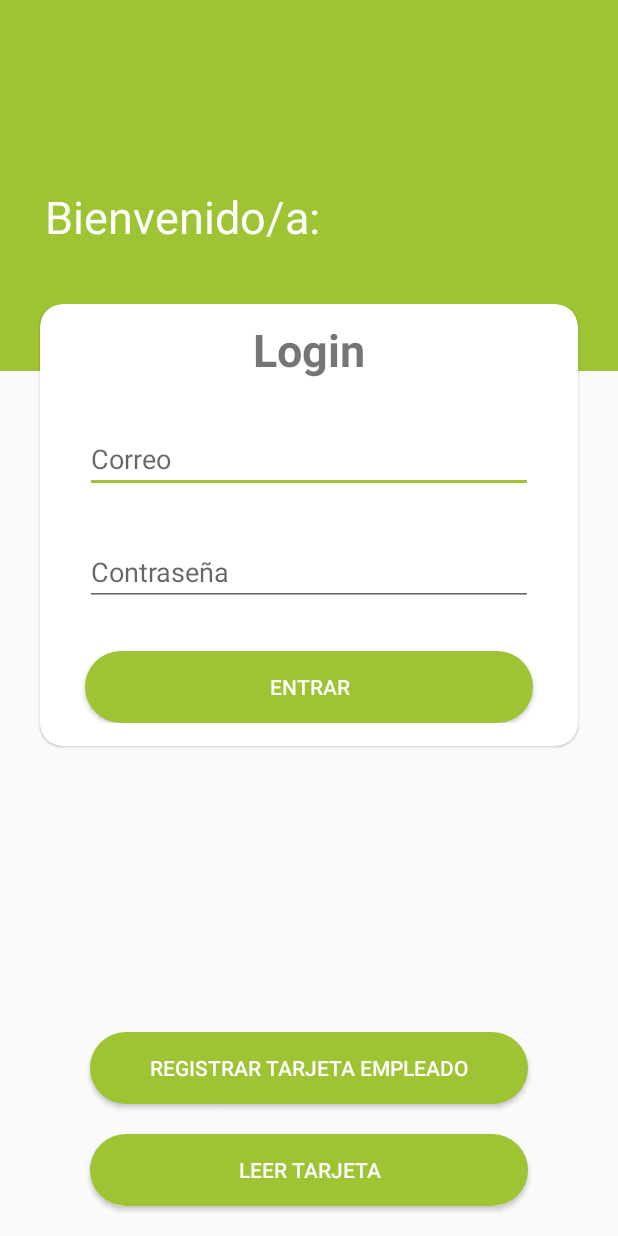
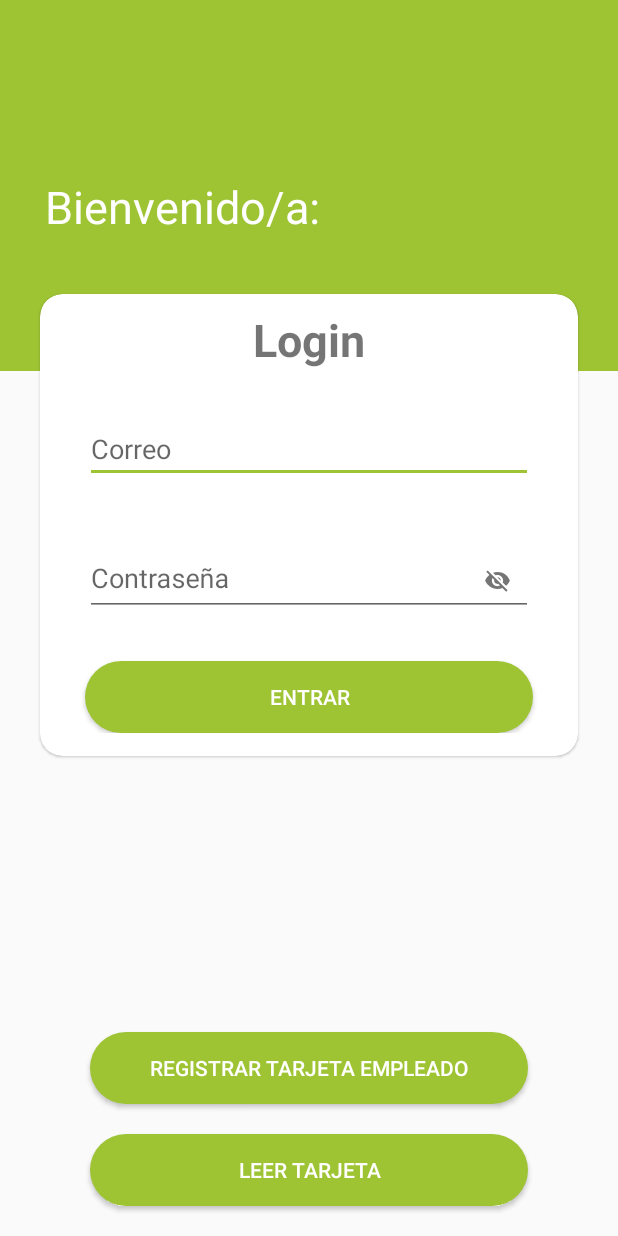
Before and after one commit to jjlii/MDM, an Android app: the screen it shows after launch (MainActivity), on a phone screen of 412 x 824 dp. Run offline under Robolectric (Android 15) with nearby library versions, the phone set to English and light mode, and no system bars; our stand-ins replace Firebase (no records; nobody signed in at launch, a user with empty details on screens opened directly); 5 statements that could not run were skipped.

Commit message:
Subido cambio de dell

```diff
--- a/app/src/main/java/com/example/mdm_everis/home/mis_reservas/ReservasFragment.kt
+++ b/app/src/main/java/com/example/mdm_everis/home/mis_reservas/ReservasFragment.kt
@@ -9,9 +9,10 @@ import androidx.core.os.bundleOf
 
 import com.example.mdm_everis.R
 import com.example.mdm_everis.base.BaseFragment
+import kotlinx.android.synthetic.main.reservas_fragment.*
 
 class ReservasFragment : BaseFragment<ReservasViewModel>() {
-    override fun getLayout() = R.layout.home_fragment
+    override fun getLayout() = R.layout.reservas_fragment
     override fun getViewModel() = ReservasViewModel::class
 
     companion object {
@@ -25,7 +26,7 @@ class ReservasFragment : BaseFragment<ReservasViewModel>() {
         inflater: LayoutInflater, container: ViewGroup?,
         savedInstanceState: Bundle?
     ): View? {
-        return inflater.inflate(R.layout.home_fragment, container, false)
+        return inflater.inflate(R.layout.reservas_fragment, container, false)
     }
 
     override fun onCreate(savedInstanceState: Bundle?) {
@@ -35,6 +36,7 @@ class ReservasFragment : BaseFragment<ReservasViewModel>() {
     override fun onViewCreated(view: View, savedInstanceState: Bundle?) {
         super.onViewCreated(view, savedInstanceState)
         showNavbar(true)
+        rv_reservas.adapter = ReservasAdapter()
     }
 
 }
--- a/app/src/main/res/drawable/ic_phone_android_black_24dp.xml
+++ b/app/src/main/res/drawable/ic_phone_android_black_24dp.xml
@@ -1,4 +1,4 @@
-<vector android:height="135dp" android:viewportHeight="24.0"
+<vector android:height="160dp" android:viewportHeight="24.0"
     android:viewportWidth="24.0" android:width="135dp" xmlns:android="http://schemas.android.com/apk/res/android">
     <path android:fillColor="#FF000000" android:pathData="M16,1L8,1C6.34,1 5,2.34 5,4v16c0,1.66 1.34,3 3,3h8c1.66,0 3,-1.34 3,-3L19,4c0,-1.66 -1.34,-3 -3,-3zM14,21h-4v-1h4v1zM17.25,18L6.75,18L6.75,4h10.5v14z"/>
 </vector>
--- /dev/null
+++ b/app/src/main/res/drawable/ic_visibility_off_24dp.xml
@@ -0,0 +1,5 @@
+<vector android:height="18dp" android:tint="#606060"
+    android:viewportHeight="24.0" android:viewportWidth="24.0"
+    android:width="18dp" xmlns:android="http://schemas.android.com/apk/res/android">
+    <path android:fillColor="#FF000000" android:pathData="M12,7c2.76,0 5,2.24 5,5 0,0.65 -0.13,1.26 -0.36,1.83l2.92,2.92c1.51,-1.26 2.7,-2.89 3.43,-4.75 -1.73,-4.39 -6,-7.5 -11,-7.5 -1.4,0 -2.74,0.25 -3.98,0.7l2.16,2.16C10.74,7.13 11.35,7 12,7zM2,4.27l2.28,2.28 0.46,0.46C3.08,8.3 1.78,10.02 1,12c1.73,4.39 6,7.5 11,7.5 1.55,0 3.03,-0.3 4.38,-0.84l0.42,0.42L19.73,22 21,20.73 3.27,3 2,4.27zM7.53,9.8l1.55,1.55c-0.05,0.21 -0.08,0.43 -0.08,0.65 0,1.66 1.34,3 3,3 0.22,0 0.44,-0.03 0.65,-0.08l1.55,1.55c-0.67,0.33 -1.41,0.53 -2.2,0.53 -2.76,0 -5,-2.24 -5,-5 0,-0.79 0.2,-1.53 0.53,-2.2zM11.84,9.02l3.15,3.15 0.02,-0.16c0,-1.66 -1.34,-3 -3,-3l-0.17,0.01z"/>
+</vector>
--- /dev/null
+++ b/app/src/main/res/drawable/ic_visibility_on_24dp.xml
@@ -0,0 +1,5 @@
+<vector android:height="18dp" android:tint="#606060"
+    android:viewportHeight="24.0" android:viewportWidth="24.0"
+    android:width="18dp" xmlns:android="http://schemas.android.com/apk/res/android">
+    <path android:fillColor="#FF000000" android:pathData="M12,4.5C7,4.5 2.73,7.61 1,12c1.73,4.39 6,7.5 11,7.5s9.27,-3.11 11,-7.5c-1.73,-4.39 -6,-7.5 -11,-7.5zM12,17c-2.76,0 -5,-2.24 -5,-5s2.24,-5 5,-5 5,2.24 5,5 -2.24,5 -5,5zM12,9c-1.66,0 -3,1.34 -3,3s1.34,3 3,3 3,-1.34 3,-3 -1.34,-3 -3,-3z"/>
+</vector>
--- /dev/null
+++ b/app/src/main/res/drawable/icon_selector.xml
@@ -0,0 +1,6 @@
+<?xml version="1.0" encoding="utf-8"?>
+<selector xmlns:android="http://schemas.android.com/apk/res/android">
+    <item android:drawable="@drawable/ic_visibility_on_24dp"
+        android:state_checked="true"/>
+    <item android:drawable="@drawable/ic_visibility_off_24dp"/>
+</selector>
--- a/app/src/main/res/layout/dispositivos_fragment.xml
+++ b/app/src/main/res/layout/dispositivos_fragment.xml
@@ -10,7 +10,7 @@
         android:layout_width="match_parent"
         android:layout_height="match_parent"
         android:scrollbars="vertical"
-        tools:listitem="@layout/dispositimos_items"
+        tools:listitem="@layout/reservados_items"
         />
 
 </LinearLayout>
--- a/app/src/main/res/layout/login_card_view.xml
+++ b/app/src/main/res/layout/login_card_view.xml
@@ -37,24 +37,33 @@
             android:autofillHints="email"
             android:hint="Correo"
             android:inputType="text"/>
-
-        <EditText
-            android:id="@+id/etPwd"
+        <com.google.android.material.textfield.TextInputLayout
+            android:id="@+id/lypwd"
             android:layout_width="match_parent"
             android:layout_height="wrap_content"
             android:layout_margin="30dp"
             app:layout_constraintTop_toBottomOf="@id/etUsername"
-            android:hint="@string/password"
-            android:inputType="textPassword"
-            android:autofillHints="password" />
+            app:passwordToggleDrawable="@drawable/icon_selector"
+            app:passwordToggleEnabled="true"
+            >
+            <com.google.android.material.textfield.TextInputEditText
+                android:id="@+id/etPwd"
+                android:layout_width="match_parent"
+                android:layout_height="wrap_content"
+                android:hint="@string/password"
+                android:inputType="textPassword"
+                android:autofillHints="password" />
+
+        </com.google.android.material.textfield.TextInputLayout>
+
 
         <Button
             android:id="@+id/btnAcceder"
             android:layout_width="0dp"
             android:layout_height="wrap_content"
-            app:layout_constraintTop_toBottomOf="@id/etPwd"
-            app:layout_constraintStart_toStartOf="@id/etPwd"
-            app:layout_constraintEnd_toEndOf="@id/etPwd"
+            app:layout_constraintTop_toBottomOf="@id/lypwd"
+            app:layout_constraintStart_toStartOf="@id/lypwd"
+            app:layout_constraintEnd_toEndOf="@id/lypwd"
             android:text="@string/entrar"
             android:layout_marginTop="30dp"
             android:background="@drawable/round_bottom"
--- a/app/src/main/res/layout/reservas_caducadas_fragment.xml
+++ b/app/src/main/res/layout/reservas_caducadas_fragment.xml
@@ -10,7 +10,7 @@
         android:layout_width="match_parent"
         android:layout_height="match_parent"
         android:scrollbars="vertical"
-        tools:listitem="@layout/dispositimos_items"
+        tools:listitem="@layout/reservados_items"
         />
 
 </LinearLayout>
--- a/app/src/main/res/navigation/app_navigation.xml
+++ b/app/src/main/res/navigation/app_navigation.xml
@@ -18,7 +18,7 @@
     <fragment
         android:id="@+id/home_screen"
         android:name="com.example.mdm_everis.home.mis_reservas.ReservasFragment"
-        tools:layout="@layout/home_fragment"
+        tools:layout="@layout/reservas_fragment"
         >
         <action
             android:id="@+id/action_home_to_caducadas"
--- a/app/src/main/res/values/strings.xml
+++ b/app/src/main/res/values/strings.xml
@@ -10,4 +10,10 @@
     <string name="bienvenido_a">Bienvenido/a: </string>
     <string name="login">Login</string>
     <string name="favoritos">Favoritos</string>
+    <string name="editar_reserva">EDITAR RESERVA</string>
+    <string name="reservar">RESERVAR</string>
+    <string name="so">SO:</string>
+    <string name="fecha_fin">Fecha fin:</string>
+    <string name="m_vil">Móvil:</string>
+    <string name="boton_like">Boton like</string>
 </resources>
```
Also changed, not shown: app/src/main/java/com/example/mdm_everis/home/mis_reservas/ReservasAdapter.kt (+34 -0 lines), app/src/main/res/layout/home_fragment.xml (deleted, +0 -22 lines), app/src/main/res/layout/reservados_items.xml (+64 -47 lines), app/src/main/res/layout/reservas_fragment.xml (added, +32 -0 lines), domain/src/main/java/com/example/domain/Devices.kt (renamed from domain/src/main/java/com/example/domain/Dispositivos.kt).
